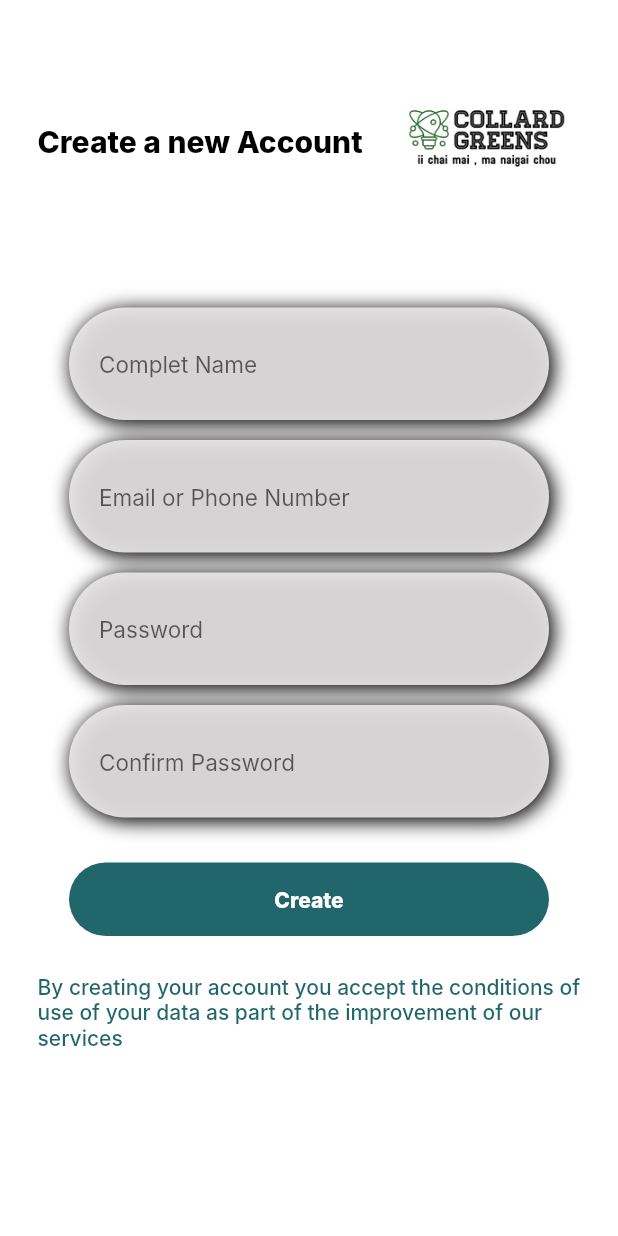
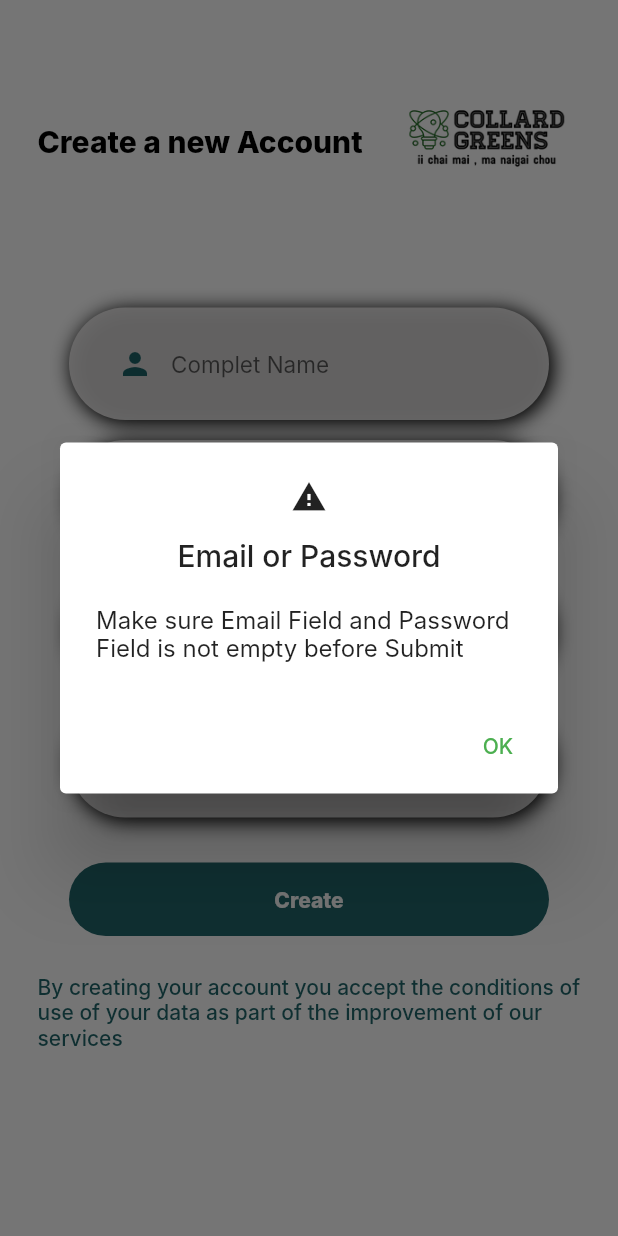
Before and after one commit to ClichyMercury/collardgreens, a Flutter app: the SignUpPage screen opened directly, after a tap on "Create", on a phone screen of 412 x 824 dp. Run offline on Flutter 3.47's test engine with Material 2 defaults, Android fonts, the phone set to English and light mode, and no system bars; our stand-ins replace carousel_slider, flutter_credit_card, flutter_heatmap_calendar, flutter_svg; Roboto replaces fonts that are missing (Inter).

Commit message:
add alert dialog

```diff
--- /dev/null
+++ b/lib/conponents/PWtextfield.dart
@@ -0,0 +1,160 @@
+import 'package:flutter/material.dart';
+
+import '../ui/colors/app_colors.dart';
+
+// ignore: must_be_immutable
+class PWtextFild extends StatefulWidget {
+  PWtextFild({
+    Key? key,
+    required this.controller,
+    required this.enabled,
+    required this.hintTxt,
+    this.textInputAction,
+    required this.keyBordType,
+  }) : super(key: key);
+
+  FocusNode? focusNode;
+  final TextInputAction? textInputAction;
+  final TextEditingController controller;
+  bool isObs = false;
+  final TextInputType keyBordType;
+  String? errorText;
+  final bool enabled;
+  final String hintTxt;
+  IconData? prefixIcon;
+
+  @override
+  State<PWtextFild> createState() => _PWtextFildState();
+}
+
+class _PWtextFildState extends State<PWtextFild> {
+  @override
+  Widget build(BuildContext context) {
+    return Container(
+      height: 75.0,
+      width: 320,
+      decoration: BoxDecoration(
+        color: AppColors.mainGray,
+        boxShadow: const [
+          BoxShadow(
+              color: Colors.black,
+              offset: Offset(2.0, 2.0),
+              blurRadius: 10.0,
+              spreadRadius: 1.0)
+        ],
+        borderRadius: BorderRadius.circular(65.0),
+      ),
+      child: Row(
+        mainAxisAlignment: MainAxisAlignment.spaceBetween,
+        children: [
+          Container(
+            height: 50,
+            margin: EdgeInsets.all(20),
+            width: 250.0,
+            child: TextField(
+              showCursor: true,
+              focusNode: widget.focusNode,
+              textInputAction: widget.textInputAction,
+              autocorrect: false,
+              controller: widget.controller,
+              textAlignVertical: TextAlignVertical.center,
+              obscureText: widget.isObs,
+              keyboardType: widget.keyBordType,
+              decoration: InputDecoration(
+                  prefixIcon: Icon(
+                    Icons.password,
+                    color: AppColors.mainGreen,
+                  ),
+                  suffixIcon: GestureDetector(
+                    onTap: () {
+                      setState(() {
+                        widget.isObs = !widget.isObs;
+                      });
+                    },
+                    child: widget.isObs
+                        ? Icon(
+                            Icons.visibility,
+                            color: AppColors.mainGreen,
+                          )
+                        : Icon(Icons.visibility_off,
+                            color: AppColors.mainGreen),
+                  ),
+                  enabled: widget.enabled,
+                  errorText: widget.errorText,
+                  border: InputBorder.none,
+                  hintText: widget.hintTxt,
+                  hintStyle: TextStyle(fontSize: 15)),
+            ),
+          ),
+        ],
+      ),
+    );
+  }
+}
+
+/* Widget PWtextFild({
+  required String hintTxt,
+  required TextEditingController controller,
+  bool isObs = false,
+  TextInputType? keyBordType,
+  TextInputAction? textInputAction,
+  FocusNode? focusNode,
+  String? errorText,
+  required bool enabled,
+  IconData? prefixIcon,
+  IconData? suffixIcon,
+}) {
+  return Container(
+    height: 75.0,
+    width: 320,
+    decoration: BoxDecoration(
+      color: AppColors.mainGray,
+      boxShadow: const [
+        BoxShadow(
+            color: Colors.black,
+            offset: Offset(2.0, 2.0),
+            blurRadius: 10.0,
+            spreadRadius: 1.0)
+      ],
+      borderRadius: BorderRadius.circular(65.0),
+    ),
+    child: Row(
+      mainAxisAlignment: MainAxisAlignment.spaceBetween,
+      children: [
+        Container(
+          height: 50,
+          margin: EdgeInsets.all(20),
+          width: 250.0,
+          child: TextField(
+            showCursor: true,
+            focusNode: focusNode,
+            textInputAction: textInputAction,
+            autocorrect: false,
+            controller: controller,
+            textAlignVertical: TextAlignVertical.center,
+            obscureText: isObs,
+            keyboardType: keyBordType,
+            decoration: InputDecoration(
+                prefixIcon: Icon(prefixIcon),
+                suffixIcon: GestureDetector(
+                  onTap: () {
+                  setState() {
+                      isObs = !isObs;
+                    }
+                  },
+                  child: isObs
+                      ? Icon(Icons.visibility)
+                      : Icon(Icons.visibility_off),
+                ),
+                enabled: enabled,
+                errorText: errorText,
+                border: InputBorder.none,
+                hintText: hintTxt,
+                hintStyle: TextStyle(fontSize: 15)),
+          ),
+        ),
+      ],
+    ),
+  );
+}
+ */
--- /dev/null
+++ b/lib/conponents/alertDialog.dart
@@ -0,0 +1,30 @@
+import 'package:flutter/material.dart';
+
+Future showAlertDialog(
+  BuildContext context, {
+  required String title,
+  required String content,
+  String? cancelActionText,
+  required String defaultActionText,
+}) {
+  return showDialog(
+      context: context,
+      builder: (context) {
+        return AlertDialog(
+          icon: const Icon(Icons.warning),
+          title: Text(title),
+          content: Text(content),
+          actions: [
+            if (cancelActionText != null)
+              TextButton(
+                onPressed: () => Navigator.of(context).pop(true),
+                child: Text(cancelActionText),
+              ),
+            TextButton(
+              onPressed: () => Navigator.of(context).pop(true),
+              child: Text(defaultActionText),
+            ),
+          ],
+        );
+      });
+}
--- a/lib/conponents/textfield.dart
+++ b/lib/conponents/textfield.dart
@@ -11,6 +11,7 @@ Widget textFild({
   FocusNode? focusNode,
   String? errorText,
   required bool enabled,
+  IconData? prefixIcon,
 }) {
   return Container(
     height: 75.0,
@@ -43,6 +44,10 @@ Widget textFild({
             obscureText: isObs,
             keyboardType: keyBordType,
             decoration: InputDecoration(
+                prefixIcon: Icon(
+                  prefixIcon,
+                  color: AppColors.mainGreen,
+                ),
                 enabled: enabled,
                 errorText: errorText,
                 border: InputBorder.none,
@@ -50,11 +55,6 @@ Widget textFild({
                 hintStyle: TextStyle(fontSize: 15)),
           ),
         ),
-        /* SvgPicture.asset(
-          'assets/icon/$image',
-          height: 20.0,
-          color: grayText,
-        ) */
       ],
     ),
   );
--- a/lib/features/connection/Sign_Up_page.dart
+++ b/lib/features/connection/Sign_Up_page.dart
@@ -2,6 +2,8 @@ import 'package:collard_greens/conponents/textfield.dart';
 import 'package:flutter/material.dart';
 import 'package:http/http.dart';
 import '../../api/login.dart';
+import '../../conponents/PWtextfield.dart';
+import '../../conponents/alertDialog.dart';
 import '../../ui/colors/app_colors.dart';
 import '../../conponents/elevatedButton.dart';
 
@@ -14,8 +16,6 @@ class SignUpPage extends StatelessWidget {
     TextEditingController emailCtrl = TextEditingController();
     TextEditingController passWCtrl = TextEditingController();
     TextEditingController cfrmpassWCtrl = TextEditingController();
-
-
 
     return Scaffold(
       backgroundColor: Colors.white,
@@ -52,37 +52,52 @@ class SignUpPage extends StatelessWidget {
                       mainAxisAlignment: MainAxisAlignment.spaceBetween,
                       children: [
                         textFild(
+                            prefixIcon: Icons.person,
                             hintTxt: "Complet Name",
                             controller: nameCtrl,
                             keyBordType: TextInputType.emailAddress,
                             textInputAction: TextInputAction.next,
                             enabled: true),
                         textFild(
+                            prefixIcon: Icons.email,
                             hintTxt: "Email or Phone Number",
                             controller: emailCtrl,
                             keyBordType: TextInputType.emailAddress,
                             textInputAction: TextInputAction.next,
                             enabled: true),
-                        textFild(
-                            hintTxt: "Password",
+                        PWtextFild(
                           controller: passWCtrl,
+                          enabled: true,
+                          hintTxt: 'Password',
                           keyBordType: TextInputType.visiblePassword,
                           textInputAction: TextInputAction.done,
-                            enabled: true),
-                        textFild(
-                            hintTxt: "Confirm Password",
+                        ),
+                        PWtextFild(
                           controller: cfrmpassWCtrl,
+                          enabled: true,
+                          hintTxt: 'Confirm password',
                           keyBordType: TextInputType.visiblePassword,
                           textInputAction: TextInputAction.done,
-                            enabled: true)
+                        )
                       ]),
                 ),
                 const SizedBox(height: 30),
                 Mainbutton(
                   btnColor: AppColors.mainGreen,
                   onTap: () {
+                    if (emailCtrl.text.isNotEmpty &&
+                        passWCtrl.text.isNotEmpty) {
                       login(emailCtrl.text, passWCtrl.text);
+                    } else {
+                      showAlertDialog(context,
+                          title: "Email or Password",
+                          content:
+                              "Make sure Email Field and Password Field is not empty before Submit",
+                          defaultActionText: "OK");
+                    }
                   },
+                  //
+
                   text: 'Create',
                 ),
                 const SizedBox(height: 25),
```
Also changed, not shown: lib/features/connection/Sign_In_Page.dart (+24 -9 lines), lib/features/profile/userPage.dart (+16 -4 lines). Lines whose indentation alone changed are shown as unchanged.
